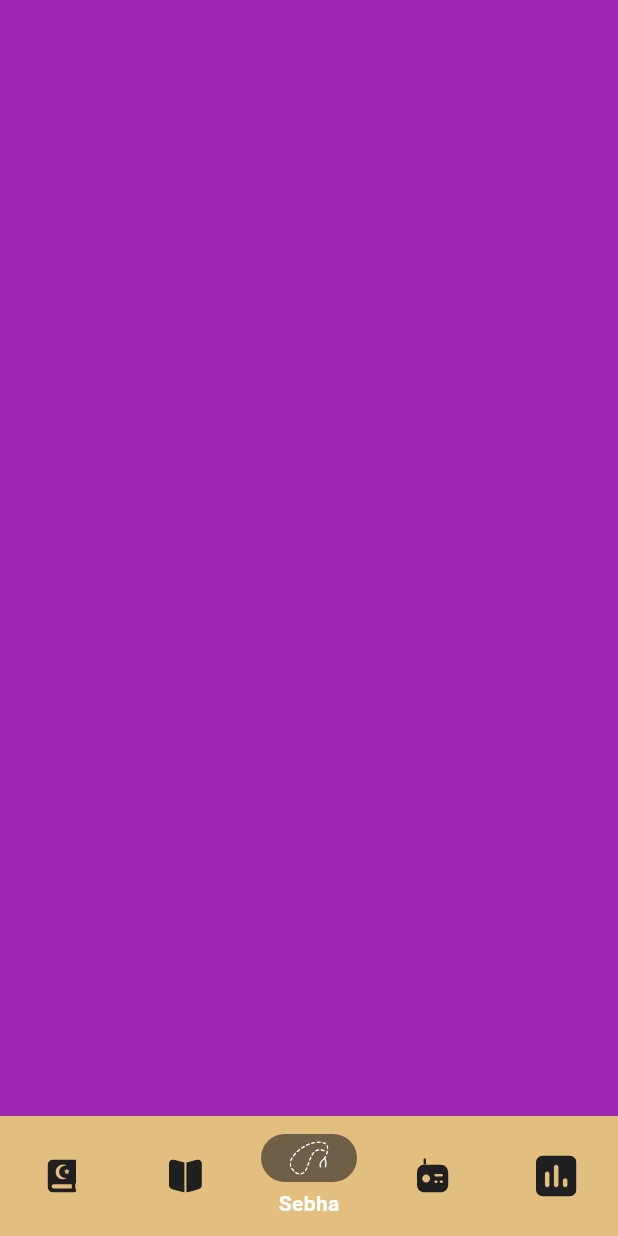
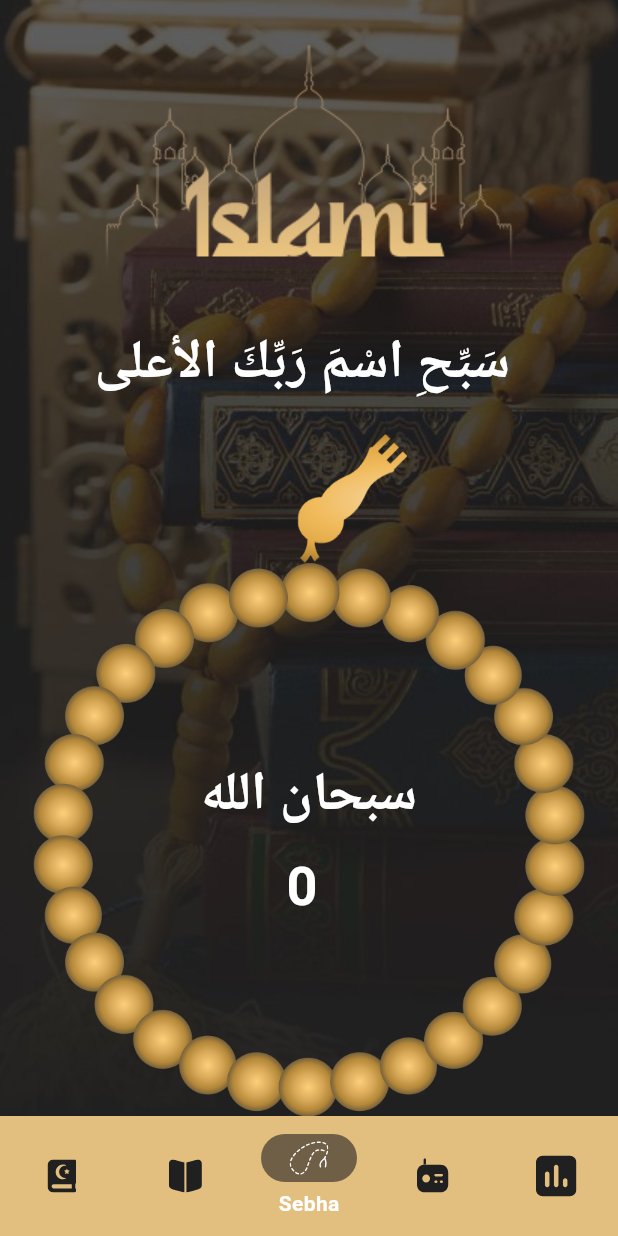
Before and after one commit to mo7amed-tarek/islami, a Flutter app: the HomeScreen screen opened directly, item 3 of the bottom bar chosen, on a phone screen of 412 x 824 dp. Run offline on Flutter 3.47's test engine with Material 3 defaults, Android fonts, the light colour scheme and no system bars; our stand-ins replace flutter_svg.

Commit message:
+finish sebha tab

```diff
--- a/lib/ui/home/home_screen.dart
+++ b/lib/ui/home/home_screen.dart
@@ -4,7 +4,7 @@ import 'package:islami/style/color_manager.dart';
 import 'package:islami/ui/home/tabs/hadith%20tab/hadith_tab.dart';
 import 'package:islami/ui/home/tabs/quran%20tab/quran_tab.dart';
 import 'package:islami/ui/home/tabs/radio_tab.dart';
-import 'package:islami/ui/home/tabs/sebha_tab.dart';
+import 'package:islami/ui/home/tabs/sebha%20tab/sebha_tab.dart';
 import 'package:islami/ui/home/tabs/time_tab.dart';
 
 class HomeScreen extends StatefulWidget {
--- a/lib/ui/home/tabs/hadith tab/hadith_tab.dart
+++ b/lib/ui/home/tabs/hadith tab/hadith_tab.dart
@@ -39,6 +39,7 @@ class _HadethTabState extends State<HadethTab> {
             padding: const EdgeInsets.only(bottom: 20),
             child: Column(
               children: [
+                SizedBox(height: 30),
                 Image.asset(
                   "assets/imeges/islami.png",
                   width: 299,
--- a/lib/ui/home/tabs/quran tab/quran_tab.dart
+++ b/lib/ui/home/tabs/quran tab/quran_tab.dart
@@ -1,6 +1,4 @@
-import 'package:flutter/cupertino.dart';
 import 'package:flutter/material.dart';
-import 'package:flutter/widgets.dart';
 import 'package:flutter_svg/flutter_svg.dart';
 import 'package:islami/style/app_constants.dart';
 import 'package:islami/style/color_manager.dart';
@@ -29,6 +27,7 @@ class QuranTab extends StatelessWidget {
         padding: const EdgeInsets.symmetric(horizontal: 20),
         child: Column(
           children: [
+            SizedBox(height: 30),
             Image.asset("assets/imeges/islami.png", width: 299, height: 141),
             SizedBox(height: 21),
             TextField(
--- /dev/null
+++ b/lib/ui/home/tabs/sebha tab/sebha_tab.dart
@@ -0,0 +1,132 @@
+import 'package:flutter/material.dart';
+import 'dart:math';
+
+class SebhaTab extends StatefulWidget {
+  const SebhaTab({super.key});
+
+  @override
+  State<SebhaTab> createState() => _SebhaTabState();
+}
+
+class _SebhaTabState extends State<SebhaTab>
+    with SingleTickerProviderStateMixin {
+  late AnimationController _controller;
+  late Animation<double> _rotation;
+
+  int counter = 0;
+  int currentTasbeehIndex = 0;
+
+  final List<String> tasbeehList = [
+    'سبحان الله',
+    'الحمد لله',
+    'لا إله إلا الله',
+    'الله أكبر',
+  ];
+
+  @override
+  void initState() {
+    super.initState();
+    _controller = AnimationController(
+      duration: Duration(milliseconds: 600),
+      vsync: this,
+    );
+
+    _rotation = Tween<double>(begin: 0, end: 2 * pi).animate(_controller)
+      ..addListener(() {
+        setState(() {});
+      });
+
+    _controller.addStatusListener((status) {
+      if (status == AnimationStatus.completed) {
+        _controller.reset();
+      }
+    });
+  }
+
+  void _rotateSebhaAndCount() {
+    _controller.forward();
+    setState(() {
+      counter++;
+      if (counter >= 30) {
+        counter = 0;
+        currentTasbeehIndex = (currentTasbeehIndex + 1) % tasbeehList.length;
+      }
+    });
+  }
+
+  @override
+  void dispose() {
+    _controller.dispose();
+    super.dispose();
+  }
+
+  @override
+  Widget build(BuildContext context) {
+    return Container(
+      width: double.infinity,
+      decoration: BoxDecoration(
+        image: DecorationImage(
+          fit: BoxFit.cover,
+          image: AssetImage("assets/imeges/sebha_back.jpg"),
+        ),
+      ),
+      child: Column(
+        children: [
+          SizedBox(height: 30),
+          Image.asset("assets/imeges/islami.png"),
+          SizedBox(height: 15),
+          Text(
+            "سَبِّحِ اسْمَ رَبِّكَ الأعلى ",
+            style: TextStyle(
+              color: Colors.white,
+              fontWeight: FontWeight.w700,
+              fontSize: 36,
+            ),
+          ),
+          SizedBox(height: 20),
+          Image.asset("assets/imeges/head_sebha.png", height: 86, width: 145),
+
+          GestureDetector(
+            onTap: _rotateSebhaAndCount,
+            child: Stack(
+              alignment: Alignment.center,
+              children: [
+                Transform.rotate(
+                  angle: _rotation.value,
+                  child: Image.asset(
+                    "assets/imeges/SebhaBody.png",
+                    height: 370,
+                    width: 370,
+                  ),
+                ),
+                Column(
+                  mainAxisSize: MainAxisSize.min,
+                  children: [
+                    Text(
+                      tasbeehList[currentTasbeehIndex],
+                      style: TextStyle(
+                        fontSize: 36,
+                        fontWeight: FontWeight.w700,
+                        color: Colors.white,
+                      ),
+                      textAlign: TextAlign.center,
+                    ),
+                    SizedBox(height: 8),
+                    Text(
+                      "$counter ",
+                      style: TextStyle(
+                        fontSize: 36,
+                        color: Colors.white,
+                        fontWeight: FontWeight.w700,
+                      ),
+                    ),
+                  ],
+                ),
+              ],
+            ),
+          ),
+        ],
+      ),
+    );
+  }
+}
--- a/lib/ui/home/tabs/sebha_tab.dart
+++ /dev/null
@@ -1,9 +0,0 @@
-import 'package:flutter/material.dart';
-
-class SebhaTab extends StatelessWidget {
-  const SebhaTab({super.key});
-  @override
-  Widget build(BuildContext context) {
-    return Container(color: Colors.purple);
-  }
-}
```
Also changed, not shown: lib/ui/home/tabs/radio_tab.dart (+9 -1 lines), lib/ui/home/tabs/time_tab.dart (+9 -1 lines), assets/imeges/SebhaBody.png (added), assets/imeges/head_sebha.png (added), assets/imeges/radio_back.jpg (added), assets/imeges/sebha_back.jpg (added), assets/imeges/time_back.jpg (added).
